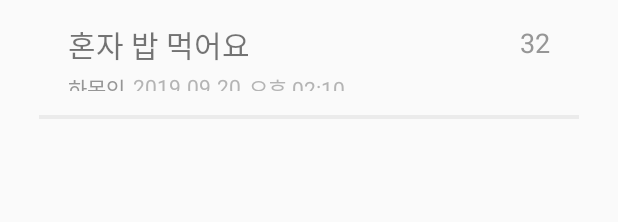
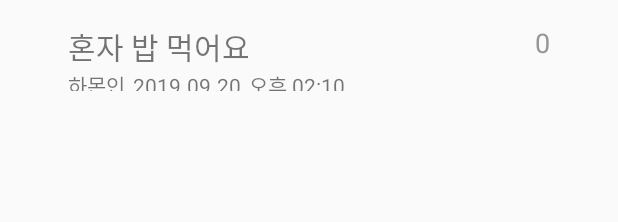
Before and after one commit to imcodding/outsiderHelper_android, an Android app: the layout item_board.xml on its own in the app's theme, with its tools: preview values and no code run, on a phone screen of 412 x 824 dp. Shown: the top 222 px of the screen. Run offline under Robolectric (Android 15) with nearby library versions, the phone set to English and light mode, and no system bars.

Commit message:
문서변경: 레이아웃 변경

```diff
--- a/OutsiderHelper/app/src/main/res/layout/item_board.xml
+++ b/OutsiderHelper/app/src/main/res/layout/item_board.xml
@@ -1,92 +1,63 @@
 <?xml version="1.0" encoding="utf-8"?>
-<RelativeLayout xmlns:android="http://schemas.android.com/apk/res/android"
+<LinearLayout xmlns:android="http://schemas.android.com/apk/res/android"
     android:layout_width="match_parent"
-    android:layout_height="wrap_content">
+    android:layout_height="@dimen/row_board_rel_height"
+    android:orientation="vertical">
 
     <RelativeLayout
-        android:id="@+id/relative_board"
-        android:layout_width="match_parent"
-        android:layout_height="@dimen/row_board_rel_height"
-        android:gravity="center_vertical"
-        android:paddingHorizontal="@dimen/row_board_rel_padding_horizontal"
-        android:paddingVertical="@dimen/row_board_rel_padding_vertical">
-
-        <LinearLayout
-            android:layout_width="match_parent"
-            android:layout_height="match_parent"
-            android:orientation="vertical">
-
-            <LinearLayout
-                android:id="@+id/linear_board"
         android:layout_width="match_parent"
         android:layout_height="wrap_content"
-                android:layout_centerVertical="true"
-                android:orientation="horizontal">
+        android:layout_marginHorizontal="@dimen/row_board_rel_padding_horizontal"
+        android:layout_marginVertical="@dimen/row_board_rel_padding_vertical">
 
         <androidx.appcompat.widget.AppCompatTextView
             android:id="@+id/txt_board_title"
-                    android:layout_width="wrap_content"
+            android:layout_width="match_parent"
             android:layout_height="wrap_content"
-                    android:layout_gravity="center_vertical"
-                    android:layout_marginRight="@dimen/row_board_title_txt_margin_right"
-                    android:layout_marginBottom="@dimen/row_board_title_txt_margin_bottom"
+            android:layout_toLeftOf="@+id/txt_board_hits"
             android:text="혼자 밥 먹어요"
             android:textSize="@dimen/row_board_title_txt_size" />
-
-                <RelativeLayout
-                    android:layout_width="wrap_content"
-                    android:layout_height="wrap_content">
 
         <androidx.appcompat.widget.AppCompatTextView
             android:id="@+id/txt_board_hits"
             android:layout_width="wrap_content"
             android:layout_height="wrap_content"
             android:layout_alignParentRight="true"
-                        android:text="32"
-                        android:textSize="@dimen/row_board_hits_txt_size"
-                        android:textColor="@color/board_nickname_hits_color"/>
-                </RelativeLayout>
-            </LinearLayout>
+            android:text="0"
+            android:textColor="@color/board_nickname_hits_color"
+            android:textSize="@dimen/row_board_hits_txt_size" />
 
         <LinearLayout
-                android:layout_width="wrap_content"
-                android:layout_height="match_parent"
+            android:id="@+id/linear_sub"
+            android:layout_width="match_parent"
+            android:layout_height="wrap_content"
+            android:layout_below="@+id/txt_board_title"
             android:orientation="horizontal">
 
             <androidx.appcompat.widget.AppCompatTextView
                 android:id="@+id/txt_board_nickname"
                 android:layout_width="wrap_content"
                 android:layout_height="wrap_content"
-                    android:layout_gravity="center_vertical"
                 android:layout_marginRight="@dimen/row_board_txt_margin_right"
-                    android:text="하몬인"
-                    android:textColor="@color/board_nickname_hits_color" />
+                android:text="하몬인" />
 
             <androidx.appcompat.widget.AppCompatTextView
                 android:id="@+id/txt_board_date"
                 android:layout_width="wrap_content"
                 android:layout_height="wrap_content"
-                    android:layout_gravity="center_vertical"
                 android:layout_marginRight="@dimen/row_board_txt_margin_right"
-                    android:text="2019.09.20"
-                    android:textColor="@color/board_date_time_color" />
+                android:text="2019.09.20" />
 
             <androidx.appcompat.widget.AppCompatTextView
                 android:id="@+id/txt_board_time"
                 android:layout_width="wrap_content"
                 android:layout_height="wrap_content"
-                    android:layout_gravity="center_vertical"
-                    android:text="오후 02:10"
-                    android:textColor="@color/board_date_time_color"/>
-
+                android:text="오후 02:10" />
         </LinearLayout>
-        </LinearLayout>
-
     </RelativeLayout>
 
     <ImageView
         android:layout_width="match_parent"
         android:layout_height="wrap_content"
-        android:layout_below="@+id/relative_board"
         android:src="@drawable/h_mt_10_line_2" />
-</RelativeLayout>
+</LinearLayout>
```
Lines whose indentation alone changed are shown as unchanged.
